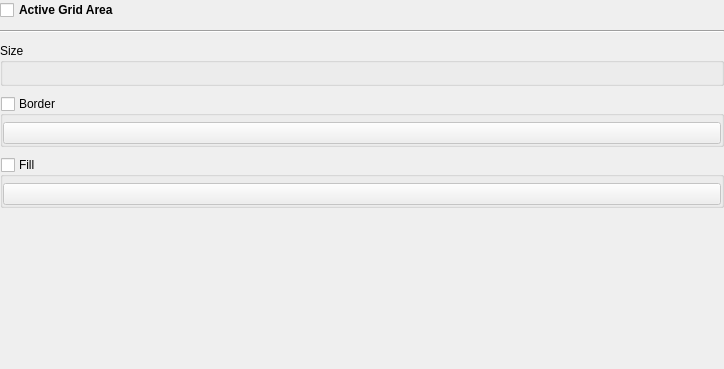
This is src/airunner/widgets/active_grid_settings/templates/active_grid_settings.ui in Capsize-Games/airunner as Qt 5 draws it before an edit. The edited form follows.
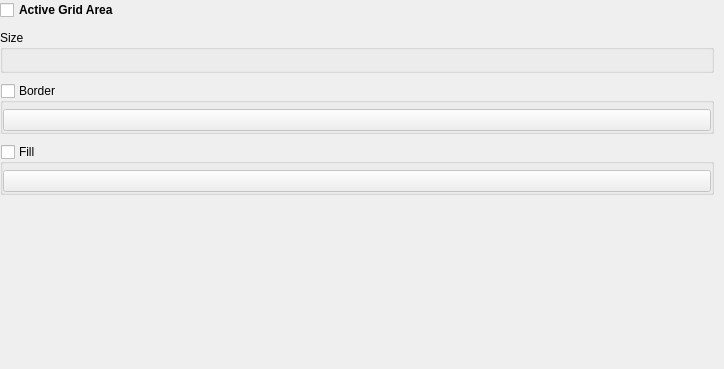
This is the edited form. Custom widgets are drawn as their Qt base class.

```diff
--- a/src/airunner/widgets/active_grid_settings/templates/active_grid_settings.ui
+++ b/src/airunner/widgets/active_grid_settings/templates/active_grid_settings.ui
@@ -45,13 +45,6 @@
     </widget>
    </item>
    <item row="1" column="0">
-    <widget class="Line" name="line">
-     <property name="orientation">
-      <enum>Qt::Orientation::Horizontal</enum>
-     </property>
-    </widget>
-   </item>
-   <item row="2" column="0">
     <widget class="QScrollArea" name="scrollArea">
      <property name="frameShape">
       <enum>QFrame::Shape::NoFrame</enum>
@@ -68,7 +61,7 @@
         <x>0</x>
         <y>0</y>
         <width>724</width>
-        <height>323</height>
+        <height>336</height>
        </rect>
       </property>
       <layout class="QGridLayout" name="gridLayout_3">
@@ -79,7 +72,7 @@
         <number>0</number>
        </property>
        <property name="rightMargin">
-        <number>0</number>
+        <number>10</number>
        </property>
        <property name="bottomMargin">
         <number>0</number>
```
Left out of the diff: 24 changed lines with no effect on the pictures.
